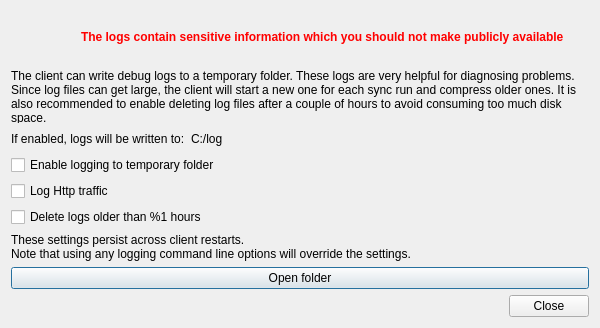
Qt form src/gui/logbrowser.ui (owncloud/client) before a commit.
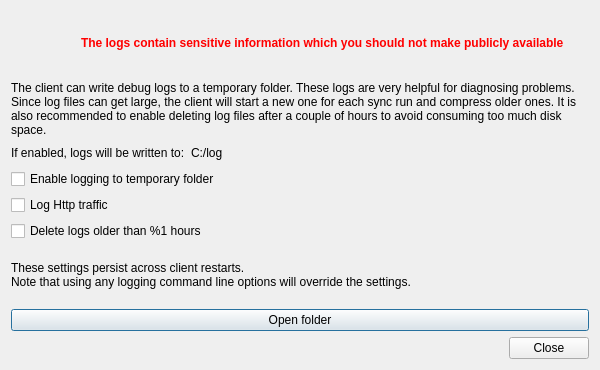
The same form after that commit. Icons and pictures are not drawn.

Commit message:
Fix logbrowser text not properly displayed
Fixes: #8168

Diff of the .ui file:
```diff
--- a/src/gui/logbrowser.ui
+++ b/src/gui/logbrowser.ui
@@ -61,6 +61,12 @@
    </item>
    <item>
     <widget class="QLabel" name="label">
+     <property name="sizePolicy">
+      <sizepolicy hsizetype="Preferred" vsizetype="MinimumExpanding">
+       <horstretch>0</horstretch>
+       <verstretch>0</verstretch>
+      </sizepolicy>
+     </property>
      <property name="text">
       <string>The client can write debug logs to a temporary folder. These logs are very helpful for diagnosing problems.
 Since log files can get large, the client will start a new one for each sync run and compress older ones. It is also recommended to enable deleting log files after a couple of hours to avoid consuming too much disk space.</string>
```
